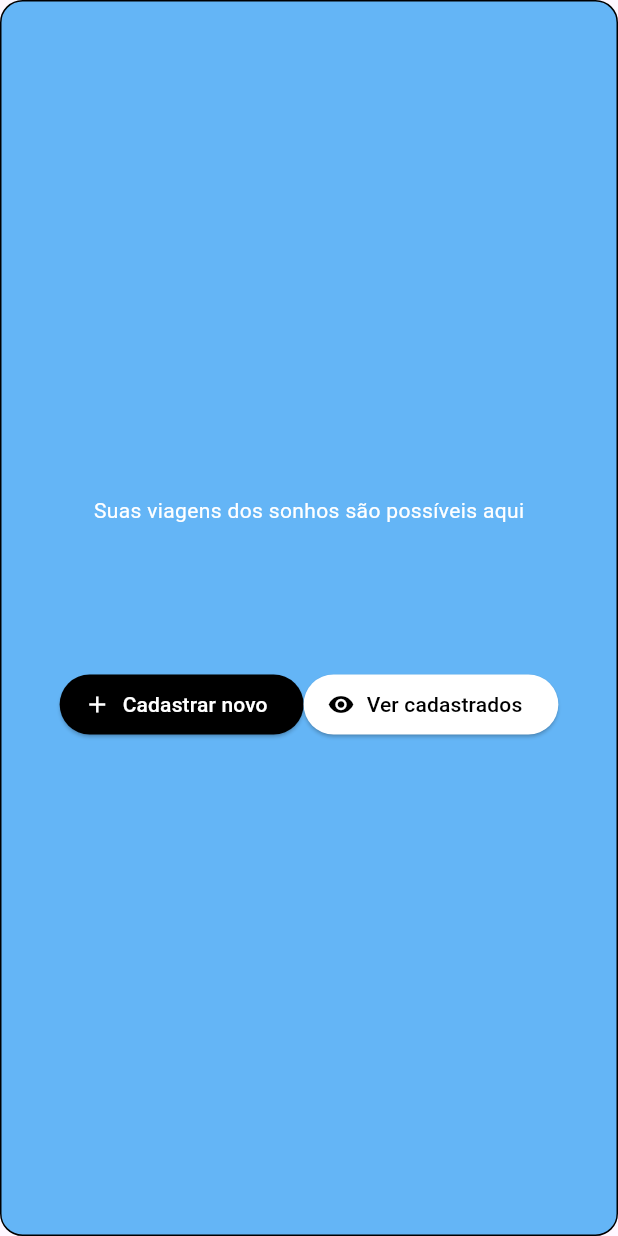
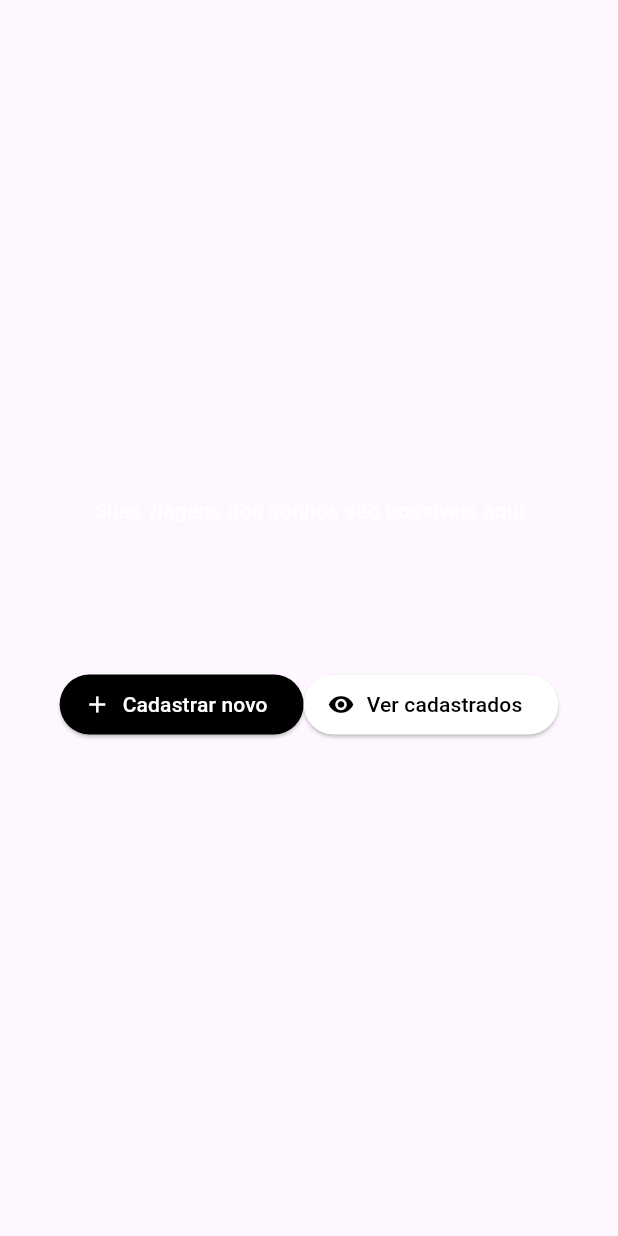
Before and after one commit to GuilhermeAbreu12/Viagens-dos-Sonhos-App, a Flutter app: the TelaMenu widget shown alone on an empty page, opened directly, on a phone screen of 412 x 824 dp. Run offline on Flutter 3.47's test engine with Material 3 defaults, Android fonts, the phone set to English and light mode, and no system bars.

Commit message:
feat: add the menu screen system

```diff
--- a/lib/main.dart
+++ b/lib/main.dart
@@ -37,16 +37,7 @@ class TelaMenu extends StatelessWidget {
   const TelaMenu({super.key});
   @override
   Widget build(BuildContext context) {
-    return ConstrainedBox(
-      // Acabei de aprender isso aqui
-      constraints: BoxConstraints(minHeight: 200, minWidth: 400),
-      child: Container(
-        decoration: BoxDecoration(
-          border: Border.all(color: Colors.black, width: 1),
-          borderRadius: BorderRadius.all(Radius.circular(15)),
-          color: Colors.blue[300],
-        ),
-        child: Column(
+    return Column(
       mainAxisAlignment: MainAxisAlignment.center,
       crossAxisAlignment: CrossAxisAlignment.center,
       children: [
@@ -84,7 +75,14 @@ class TelaMenu extends StatelessWidget {
                   child: Row(
                     children: [
                       ElevatedButton.icon(
-                            onPressed: () {},
+                        onPressed: () {
+                          Navigator.push(
+                            context,
+                            MaterialPageRoute(
+                              builder: (context) => TelaCadastro(),
+                            ),
+                          );
+                        },
                         label: Text("Cadastrar novo"),
                         icon: Icon(Icons.add),
                         style: ElevatedButton.styleFrom(
@@ -94,7 +92,12 @@ class TelaMenu extends StatelessWidget {
                       ),
                       ElevatedButton.icon(
                         onPressed: () {
-                              TelaCadastro();
+                          Navigator.push(
+                            context,
+                            MaterialPageRoute(
+                              builder: (context) => ConsultarCadastros(),
+                            ),
+                          );
                         },
                         label: Text("Ver cadastrados"),
                         icon: Icon(Icons.remove_red_eye_sharp),
@@ -111,8 +114,6 @@ class TelaMenu extends StatelessWidget {
           ],
         ),
       ],
-        ),
-      ),
     );
   }
 }
```
Lines whose indentation alone changed are shown as unchanged.
